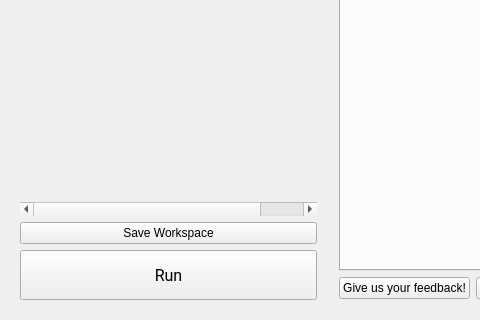
Qt form src/main/python/ui/Ui_StepsWidget.ui (SnoozToolbox/snooz-toolbox) before a commit; both pictures show x 0 to 480 and y 351 to 671 of the 986 by 671 pixel window.
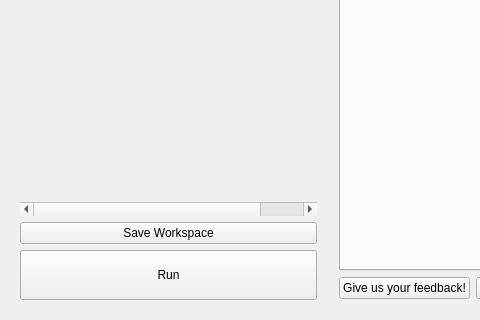
The same form after that commit.

Commit message: Font step 3: old form fonts converted when a widget is shown

```diff
--- a/src/main/python/ui/Ui_StepsWidget.ui
+++ b/src/main/python/ui/Ui_StepsWidget.ui
@@ -145,16 +145,6 @@
              <height>50</height>
             </size>
            </property>
-           <property name="font">
-            <font>
-             <family>Roboto</family>
-             <pointsize>12</pointsize>
-             <italic>false</italic>
-             <bold>false</bold>
-             <underline>false</underline>
-             <strikeout>false</strikeout>
-            </font>
-           </property>
            <property name="cursor">
             <cursorShape>PointingHandCursor</cursorShape>
            </property>
```
The commit also changes 13 other files.
